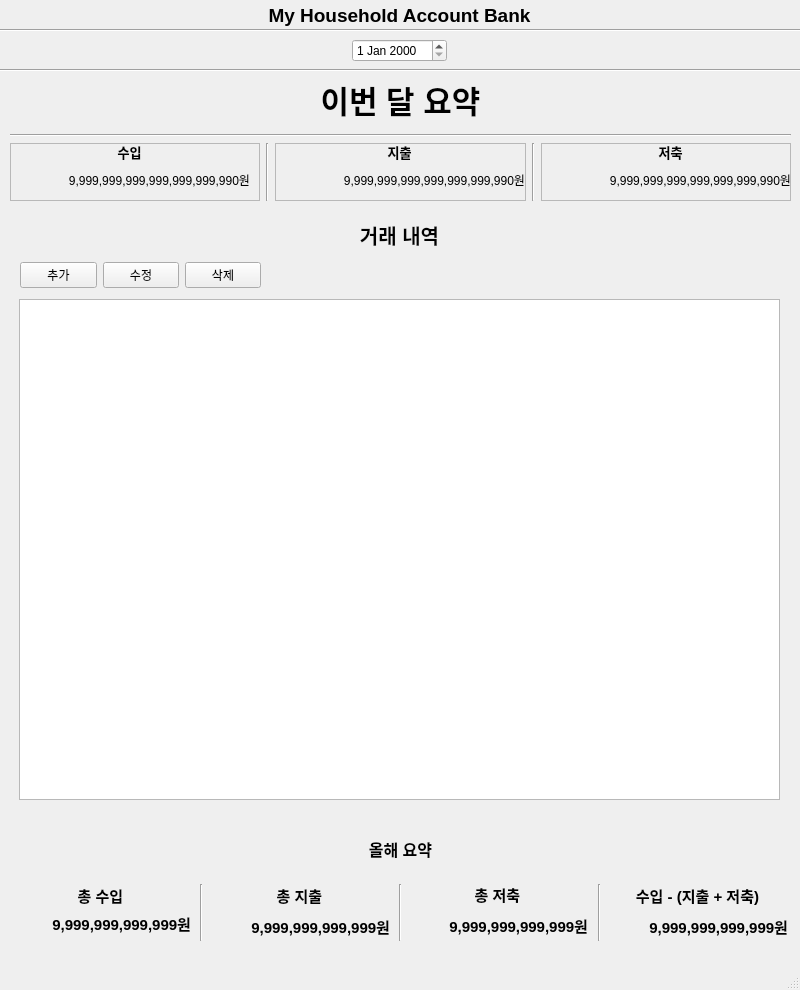
Before: the Qt Designer form mainwindow.ui in wraith1231/MyHouseholdAccountBook, drawn with Qt 5.
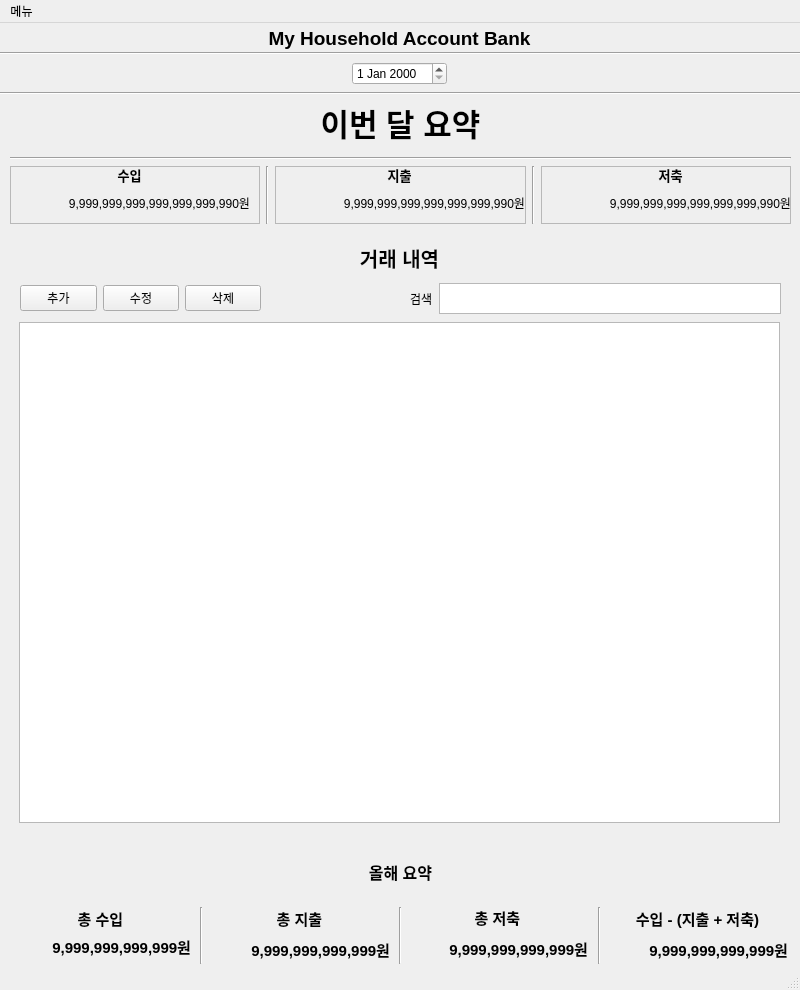
After: the same form once the commit is applied.

```diff
--- a/mainwindow.ui
+++ b/mainwindow.ui
@@ -401,7 +401,31 @@
         </property>
         <layout class="QVBoxLayout" name="verticalLayout_11">
          <item>
-          <widget class="QTableView" name="tableMonthlyDetails"/>
+          <widget class="QTableView" name="tableMonthlyDetails">
+           <property name="styleSheet">
+            <string notr="true">날짜
+구분
+내용
+금액
+메모
+</string>
+           </property>
+           <property name="editTriggers">
+            <set>QAbstractItemView::EditTrigger::NoEditTriggers</set>
+           </property>
+           <property name="alternatingRowColors">
+            <bool>true</bool>
+           </property>
+           <property name="selectionMode">
+            <enum>QAbstractItemView::SelectionMode::SingleSelection</enum>
+           </property>
+           <property name="selectionBehavior">
+            <enum>QAbstractItemView::SelectionBehavior::SelectRows</enum>
+           </property>
+           <property name="sortingEnabled">
+            <bool>true</bool>
+           </property>
+          </widget>
          </item>
         </layout>
        </widget>
@@ -438,6 +462,34 @@
          </item>
         </layout>
        </widget>
+       <widget class="QWidget" name="horizontalLayoutWidget_2">
+        <property name="geometry">
+         <rect>
+          <x>400</x>
+          <y>50</y>
+          <width>371</width>
+          <height>31</height>
+         </rect>
+        </property>
+        <layout class="QHBoxLayout" name="horizontalLayout_2">
+         <item>
+          <widget class="QLabel" name="label_7">
+           <property name="text">
+            <string>검색</string>
+           </property>
+          </widget>
+         </item>
+         <item>
+          <widget class="QTextEdit" name="SearchDetails">
+           <property name="font">
+            <font>
+             <pointsize>9</pointsize>
+            </font>
+           </property>
+          </widget>
+         </item>
+        </layout>
+       </widget>
       </widget>
      </item>
     </layout>
@@ -760,6 +812,17 @@
      <height>22</height>
     </rect>
    </property>
+   <widget class="QMenu" name="menu">
+    <property name="title">
+     <string>메뉴</string>
+    </property>
+    <addaction name="actionDashboard"/>
+    <addaction name="actionSummary"/>
+    <addaction name="actionSummary_2"/>
+    <addaction name="actionSummary_3"/>
+    <addaction name="actionSetting"/>
+   </widget>
+   <addaction name="menu"/>
   </widget>
   <widget class="QStatusBar" name="statusbar"/>
  </widget>
```
Left out of the diff: 25 changed lines with no effect on the pictures.
